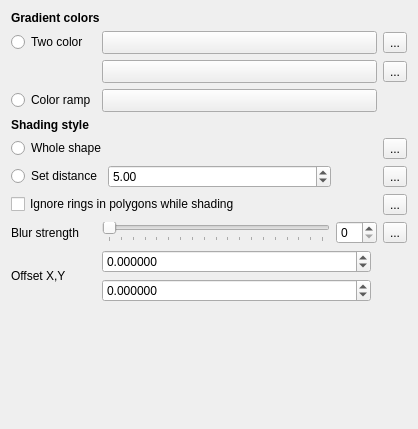
Before: the Qt Designer form src/ui/symbollayer/widget_shapeburstfill.ui in qgis/QGIS, drawn with Qt 5.
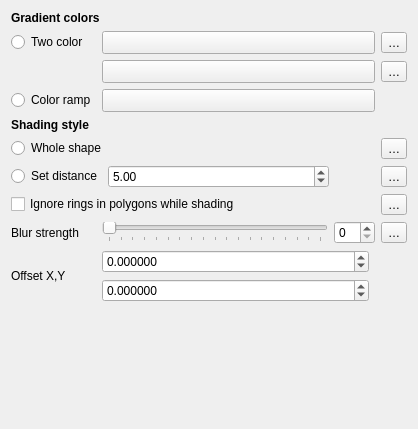
After: the same form once the commit is applied. Custom widgets are drawn as their Qt base class.

The edit to the form file:
```diff
--- a/src/ui/symbollayer/widget_shapeburstfill.ui
+++ b/src/ui/symbollayer/widget_shapeburstfill.ui
@@ -53,7 +53,7 @@
    <item row="5" column="4">
     <widget class="QgsPropertyOverrideButton" name="mShadeWholeShapeDDBtn">
      <property name="text">
-      <string>...</string>
+      <string>…</string>
      </property>
     </widget>
    </item>
@@ -96,14 +96,14 @@
    <item row="6" column="4">
     <widget class="QgsPropertyOverrideButton" name="mShadeDistanceDDBtn">
      <property name="text">
-      <string>...</string>
+      <string>…</string>
      </property>
     </widget>
    </item>
    <item row="2" column="4">
     <widget class="QgsPropertyOverrideButton" name="mEndColorDDBtn">
      <property name="text">
-      <string>...</string>
+      <string>…</string>
      </property>
     </widget>
    </item>
@@ -186,14 +186,14 @@
    <item row="9" column="4">
     <widget class="QgsPropertyOverrideButton" name="mBlurRadiusDDBtn">
      <property name="text">
-      <string>...</string>
+      <string>…</string>
      </property>
     </widget>
    </item>
    <item row="1" column="4">
     <widget class="QgsPropertyOverrideButton" name="mStartColorDDBtn">
      <property name="text">
-      <string>...</string>
+      <string>…</string>
      </property>
     </widget>
    </item>
@@ -249,7 +249,7 @@
    <item row="8" column="4">
     <widget class="QgsPropertyOverrideButton" name="mIgnoreRingsDDBtn">
      <property name="text">
-      <string>...</string>
+      <string>…</string>
      </property>
     </widget>
    </item>
```
